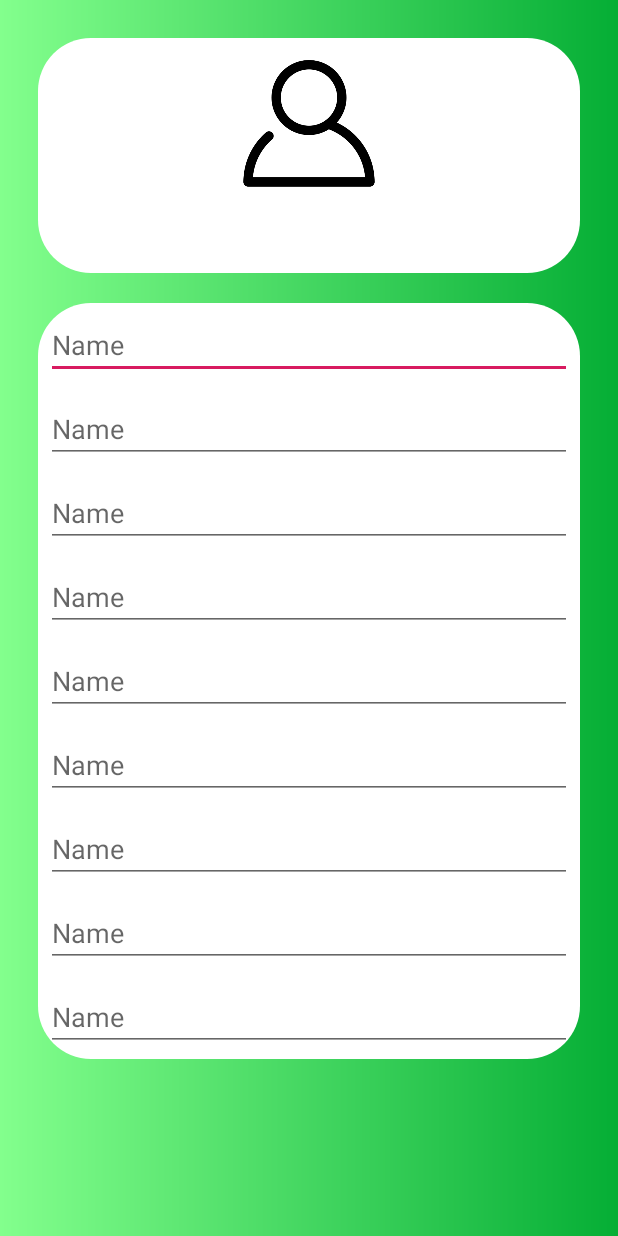
After one commit to MouhadEss/GetFit, an Android app: the FormulaireActivity screen opened directly, with no data from a screen before it, on a phone screen of 412 x 824 dp. The commit adds this screen. Run offline under Robolectric (Android 15) with nearby library versions, the phone set to English and light mode, and no system bars; our stand-ins replace Picasso; pictures from the network do not load.

Commit message:
formulaire01

```diff
--- a/app/build.gradle
+++ b/app/build.gradle
@@ -24,7 +24,7 @@ android {
 
 dependencies {
     implementation fileTree(dir: 'libs', include: ['*.jar'])
-    implementation"org.jetbrains.kotlin:kotlin-stdlib-jdk7:$kotlin_version"
+    implementation "org.jetbrains.kotlin:kotlin-stdlib-jdk7:$kotlin_version"
     //noinspection GradleCompatible
     implementation 'com.android.support:appcompat-v7:28.0.0-alpha1'
     implementation 'com.android.support.constraint:constraint-layout:1.1.0'
@@ -33,4 +33,5 @@ dependencies {
     androidTestImplementation 'com.android.support.test.espresso:espresso-core:3.0.2'
     implementation 'com.facebook.android:facebook-android-sdk:[4,5)'
     implementation 'com.google.android.gms:play-services:12.0.1'
+    implementation 'com.squareup.picasso:picasso:2.5.2'
 }
--- /dev/null
+++ b/app/src/main/java/com/example/mouhadessabbane/getfit/FormulaireActivity.kt
@@ -0,0 +1,57 @@
+package com.example.mouhadessabbane.getfit
+
+import android.support.v7.app.AppCompatActivity
+import android.os.Bundle
+import android.util.Log
+import android.widget.ImageView
+import com.squareup.picasso.Picasso
+import kotlinx.android.synthetic.main.activity_formulaire.*
+import android.graphics.BitmapFactory
+
+import android.graphics.Bitmap
+import android.widget.Toast
+import java.io.BufferedInputStream
+import java.io.ByteArrayInputStream
+import java.io.ByteArrayOutputStream
+import java.io.InputStream
+import java.net.HttpURLConnection
+import java.net.URL
+
+
+class FormulaireActivity : AppCompatActivity() {
+
+
+    var url="https://scontent-mrs1-1.xx.fbcdn.net/v/t1.0-9/16426290_1437779629567537_7836783087933175234_n.jpg?_nc_cat=106&_nc_ht=scontent-mrs1-1.xx&oh=3589eaf649737f99ade5cb4a28a870f6&oe=5CBE865C"
+
+    override fun onCreate(savedInstanceState: Bundle?) {
+        super.onCreate(savedInstanceState)
+        setContentView(R.layout.activity_formulaire)
+
+
+        name.text=intent.getStringExtra("username")
+        val n=intent.getStringExtra("username")
+        Log.i("URL",intent.getStringExtra("loginUser"))
+        url=intent.getStringExtra("loginUser")
+        loadImageFromURL(url)
+        Toast.makeText(this,"connection réussite Mr/Mme:$n",Toast.LENGTH_SHORT).show()
+
+
+    }
+
+    private fun loadImageFromURL(url: String) {
+        Picasso.with(this).load(url).placeholder(R.drawable.usricon)
+            .error(R.drawable.usricon)
+            .into(profilePic,object :com.squareup.picasso.Callback{
+                override fun onSuccess() {
+
+                }
+
+                override fun onError() {
+
+                }
+            })
+
+    }
+
+
+}
--- a/app/src/main/java/com/example/mouhadessabbane/getfit/MainActivity.kt
+++ b/app/src/main/java/com/example/mouhadessabbane/getfit/MainActivity.kt
@@ -2,10 +2,7 @@ package com.example.mouhadessabbane.getfit
 
 import android.support.v7.app.AppCompatActivity
 import android.os.Bundle
-import android.annotation.SuppressLint
 import android.content.Intent
-import android.content.RestrictionsManager
-import android.support.v4.app.FragmentActivity
 import android.util.Log
 import android.view.View
 import android.widget.Button
@@ -22,10 +19,8 @@ import com.google.android.gms.common.api.ResultCallback
 import com.google.android.gms.common.api.Status
 import org.json.JSONException
 import org.json.JSONObject
-import java.lang.invoke.MethodHandles
 import java.net.MalformedURLException
 import java.net.URL
-import com.google.android.gms.common.api.OptionalPendingResult
 
 
 class MainActivity : AppCompatActivity(), View.OnClickListener, GoogleApiClient.OnConnectionFailedListener  {
@@ -39,6 +34,8 @@ class MainActivity : AppCompatActivity(), View.OnClickListener, GoogleApiClient.
     lateinit var loginButton:LoginButton
     lateinit var google:Button
     lateinit var fb:Button
+    var pic="test"
+    var name="test"
 
     override fun onCreate(savedInstanceState: Bundle?) {
         super.onCreate(savedInstanceState)
@@ -64,10 +61,15 @@ class MainActivity : AppCompatActivity(), View.OnClickListener, GoogleApiClient.
                                         "http://graph.facebook.com/$id/picture?type=large"
                                     )
                                     Log.i("profile_pic", profile_pic.toString() + "")
+                                    pic=`object`.getJSONObject("picture").getJSONObject("data").getString("url")
                                 }catch (e: MalformedURLException){
                                     e.printStackTrace()
                                 }
                                 Log.e("UserDate", `object`!!.toString())
+                                name=`object`.getString("name")
+                                Log.i("name",`object`.getString("name"))
+                                Log.i("urlpic",pic)
+                                go()
                             }catch (e:JSONException){
                                 e.printStackTrace()
                             }
@@ -75,10 +77,14 @@ class MainActivity : AppCompatActivity(), View.OnClickListener, GoogleApiClient.
                     })
 
                 val parameters = Bundle()
-                parameters.putString("fields", "id,name,email,gender, birthday")
+                parameters.putString("fields","id,name,picture,email,gender, birthday")
                 request.parameters = parameters
                 request.executeAsync()
+
             }
+
+
+
 
             override fun onCancel() {
 
@@ -91,6 +97,7 @@ class MainActivity : AppCompatActivity(), View.OnClickListener, GoogleApiClient.
 
         initializeControls();
         initializeGPlusSettings();
+
     }
 
     private fun initializeControls() {
@@ -172,9 +179,18 @@ class MainActivity : AppCompatActivity(), View.OnClickListener, GoogleApiClient.
     override fun onClick(v: View?) {
         if (v === fb) {
             loginButton.performClick()
+
         } else if (v === google) {
             signIn()
+
         }
+    }
+
+    private fun go(){
+        var i=Intent(this, FormulaireActivity::class.java)
+        i.putExtra("username",name)
+        i.putExtra("loginUser",pic)
+        startActivity(i)
     }
 
     private fun updateUI(isSignedIn:Boolean){
--- /dev/null
+++ b/app/src/main/res/drawable/background.xml
@@ -0,0 +1,5 @@
+<?xml version="1.0" encoding="utf-8"?>
+<shape xmlns:android="http://schemas.android.com/apk/res/android">
+<gradient android:startColor="#83ff8d"
+          android:endColor="#05ae35"/>
+</shape>
--- /dev/null
+++ b/app/src/main/res/drawable/background_lay.xml
@@ -0,0 +1,5 @@
+<?xml version="1.0" encoding="utf-8"?>
+<shape android:shape="rectangle" xmlns:android="http://schemas.android.com/apk/res/android">
+<corners android:radius="35dp"/>
+    <solid android:color="#ffffff"/>
+</shape>
--- /dev/null
+++ b/app/src/main/res/drawable/background_layout.xml
@@ -0,0 +1,16 @@
+<?xml version="1.0" encoding="utf-8"?>
+<vector xmlns:android="http://schemas.android.com/apk/res/android"
+        android:viewportHeight="749"
+        android:viewportWidth="500"
+        android:width="625dp"
+        android:height="936.25dp"
+>
+    <group android:scaleX="0.1"
+           android:scaleY="-0.1"
+           android:translateY="749">
+
+
+
+    </group>
+
+</vector>
--- /dev/null
+++ b/app/src/main/res/drawable/roundbackground.xml
@@ -0,0 +1,6 @@
+<?xml version="1.0" encoding="utf-8"?>
+<shape android:shape="oval" xmlns:android="http://schemas.android.com/apk/res/android">
+<corners android:radius="15dp"/>
+    <solid android:color="#fff"/>
+
+</shape>
--- /dev/null
+++ b/app/src/main/res/layout/activity_formulaire.xml
@@ -0,0 +1,118 @@
+<?xml version="1.0" encoding="utf-8"?>
+<ScrollView
+        xmlns:android="http://schemas.android.com/apk/res/android"
+        xmlns:tools="http://schemas.android.com/tools"
+        xmlns:app="http://schemas.android.com/apk/res-auto"
+        android:layout_width="match_parent"
+        android:layout_height="match_parent"
+        android:background="@drawable/background"
+        tools:context=".FormulaireActivity">
+    <LinearLayout android:layout_width="fill_parent"
+                  android:layout_height="fill_parent"
+                  android:orientation="vertical"
+                  android:layout_margin="15dp"
+    >
+        <LinearLayout android:layout_width="match_parent"
+                      android:layout_height="wrap_content"
+                      android:id="@+id/lay1"
+                      android:orientation="vertical"
+                      android:background="@drawable/background_lay"
+                      android:layout_margin="10dp"
+        >
+            <RelativeLayout android:layout_width="wrap_content"
+                         android:layout_height="wrap_content"
+                         android:background="@drawable/roundbackground"
+                         android:layout_gravity="center"
+                         android:layout_margin="5dp"
+            >
+                <ImageView android:layout_width="100dp"
+                           android:layout_height="100dp"
+
+                           android:layout_gravity="center"
+
+                           android:id="@+id/profilePic"
+                />
+
+            </RelativeLayout>
+
+            <TextView android:layout_width="fill_parent"
+                      android:layout_height="wrap_content"
+                      android:layout_margin="5dp"
+                      android:textSize="26sp"
+                      android:text="Guest"
+                      android:gravity="center"
+                      android:textStyle="bold"
+                      android:id="@+id/name"
+            />
+
+        </LinearLayout>
+        <LinearLayout android:layout_width="match_parent"
+                      android:layout_height="wrap_content"
+                      android:orientation="vertical"
+                      android:layout_margin="10dp"
+                      android:background="@drawable/background_lay"
+
+        >
+            <EditText android:layout_width="fill_parent"
+                      android:layout_height="wrap_content"
+                      android:layout_margin="5dp"
+                      android:hint="Name"
+                      android:layout_gravity="center"
+            />
+            <EditText android:layout_width="fill_parent"
+                      android:layout_height="wrap_content"
+                      android:layout_margin="5dp"
+                      android:hint="Name"
+                      android:layout_gravity="center"
+            />
+            <EditText android:layout_width="fill_parent"
+                      android:layout_height="wrap_content"
+                      android:layout_margin="5dp"
+                      android:hint="Name"
+                      android:layout_gravity="center"
+            />
+            <EditText android:layout_width="fill_parent"
+                      android:layout_height="wrap_content"
+                      android:layout_margin="5dp"
+                      android:hint="Name"
+                      android:layout_gravity="center"
+            />
+            <EditText android:layout_width="fill_parent"
+                      android:layout_height="wrap_content"
+                      android:layout_margin="5dp"
+                      android:hint="Name"
+                      android:layout_gravity="center"
+            />
+            <EditText android:layout_width="fill_parent"
+                      android:layout_height="wrap_content"
+                      android:layout_margin="5dp"
+                      android:hint="Name"
+                      android:layout_gravity="center"
+            />
+            <EditText android:layout_width="fill_parent"
+                      android:layout_height="wrap_content"
+                      android:layout_margin="5dp"
+                      android:hint="Name"
+                      android:layout_gravity="center"
+            />
+            <EditText android:layout_width="fill_parent"
+                      android:layout_height="wrap_content"
+                      android:layout_margin="5dp"
+                      android:hint="Name"
+                      android:layout_gravity="center"
+            />
+            <EditText android:layout_width="fill_parent"
+                      android:layout_height="wrap_content"
+                      android:layout_margin="5dp"
+                      android:hint="Name"
+                      android:layout_gravity="center"
+            />
+
+        </LinearLayout>
+
+
+
+
+    </LinearLayout>
+
+</ScrollView>
--- a/app/src/main/res/layout/activity_main.xml
+++ b/app/src/main/res/layout/activity_main.xml
@@ -10,9 +10,25 @@
 
     <LinearLayout android:layout_width="match_parent"
                   android:layout_height="wrap_content"
+
+                  android:orientation="vertical">
+
+        <TextView android:layout_width="match_parent"
+                  android:layout_height="wrap_content"
+                  android:layout_marginTop="35dp"
+                  android:text="Getfit"
+                  android:textSize="50sp"
+                  android:textColor="#ffff"
+                  android:gravity="center"
+                  android:textStyle="italic"
+                  android:background="@color/cardview_shadow_start_color"
+                  android:fontFamily="@string/cast_ad_label"
+        />
+
+    <LinearLayout android:layout_width="match_parent"
+                  android:layout_height="wrap_content"
                   android:orientation="horizontal"
-                  android:layout_marginTop="435dp"
-
+                  android:layout_marginTop="400dp"
     >
         <FrameLayout
                 android:id="@+id/FrameLayout1"
@@ -61,5 +77,6 @@
         </FrameLayout>
 
     </LinearLayout>
+    </LinearLayout>
 
 </ScrollView>
--- a/app/src/main/res/values/styles.xml
+++ b/app/src/main/res/values/styles.xml
@@ -1,7 +1,7 @@
 <resources>
 
     <!-- Base application theme. -->
-    <style name="AppTheme" parent="Theme.AppCompat.Light.DarkActionBar">
+    <style name="AppTheme" parent="Theme.AppCompat.Light.NoActionBar">
         <!-- Customize your theme here. -->
         <item name="colorPrimary">@color/colorPrimary</item>
         <item name="colorPrimaryDark">@color/colorPrimaryDark</item>
```
Also changed, not shown: app/src/main/AndroidManifest.xml (+20 -13 lines), app/src/main/res/drawable/usricon.png (added).
